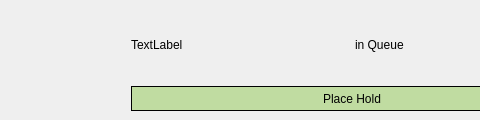
The window that viewBookItem.ui (Mr-Beastman/CS106_A2) describes before a commit, drawn with Qt 5; both pictures show x 430 to 910 and y 0 to 120 of the 1022 by 120 pixel window.
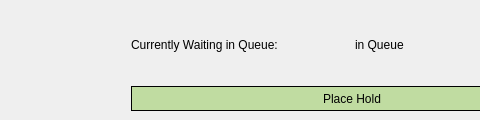
The same window after the commit. The open tabs and pages were chosen to show the change.

```diff
--- a/viewBookItem.ui
+++ b/viewBookItem.ui
@@ -300,7 +300,7 @@
          <item>
           <widget class="QLabel" name="holdNumberLabel">
            <property name="text">
-            <string>TextLabel</string>
+            <string>Currently Waiting in Queue:</string>
            </property>
           </widget>
          </item>
```
Left out of the diff: 2 changed lines with no effect on the pictures.
